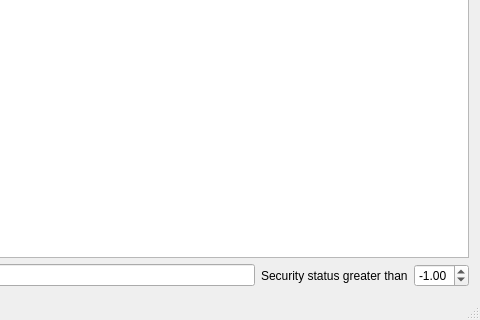
Old version of the form mainwindow.ui in the repository apocolypse600/EveOnlineSystemJumps; both pictures show x 282 to 762 and y 174 to 494 of the 762 by 494 pixel window.
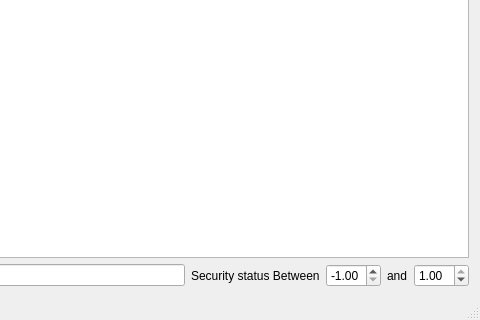
New version of the form.

Commit message: Filters now work, although need to be cleaned up

```diff
--- a/mainwindow.ui
+++ b/mainwindow.ui
@@ -47,14 +47,14 @@
       <item>
        <widget class="QLabel" name="label_2">
         <property name="text">
-         <string>Security status greater than</string>
+         <string>Security status Between</string>
         </property>
        </widget>
       </item>
       <item>
        <widget class="QDoubleSpinBox" name="doubleSpinBox">
         <property name="minimum">
-         <double>-1.500000000000000</double>
+         <double>-1.000000000000000</double>
         </property>
         <property name="maximum">
          <double>1.000000000000000</double>
@@ -67,6 +67,29 @@
         </property>
        </widget>
       </item>
+      <item>
+       <widget class="QLabel" name="label_4">
+        <property name="text">
+         <string>and</string>
+        </property>
+       </widget>
+      </item>
+      <item>
+       <widget class="QDoubleSpinBox" name="doubleSpinBox_2">
+        <property name="minimum">
+         <double>-1.000000000000000</double>
+        </property>
+        <property name="maximum">
+         <double>1.000000000000000</double>
+        </property>
+        <property name="singleStep">
+         <double>0.050000000000000</double>
+        </property>
+        <property name="value">
+         <double>1.000000000000000</double>
+        </property>
+       </widget>
+      </item>
      </layout>
     </item>
    </layout>
```
The commit also changes 2 other files.
